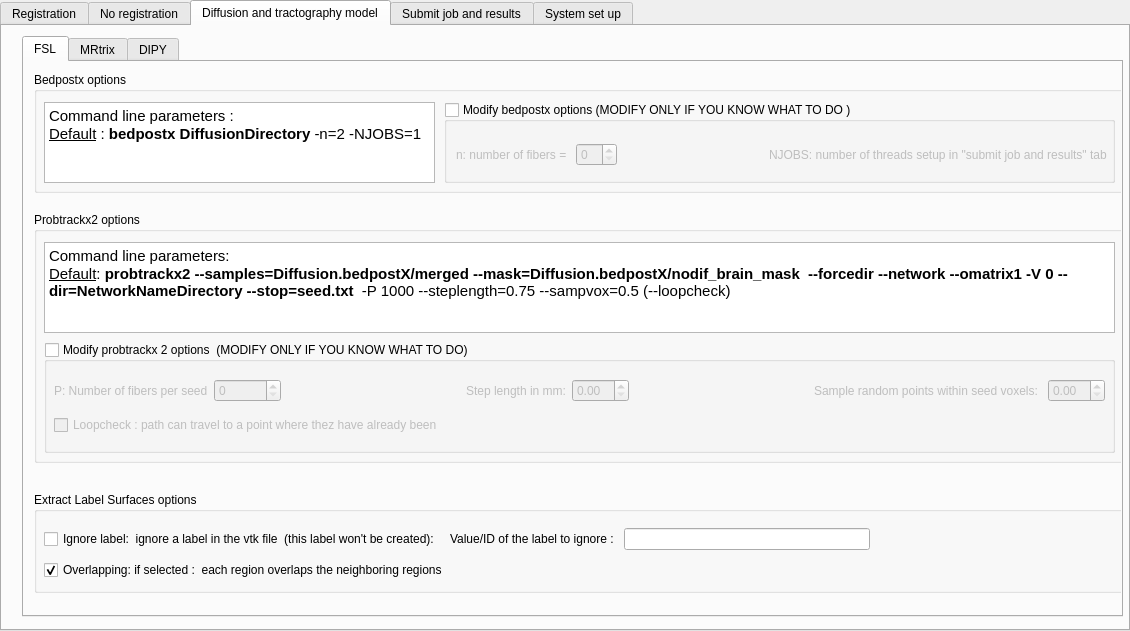
elodiepiot/CONTINUITY_all, file interface_tab.ui: the form before one commit.
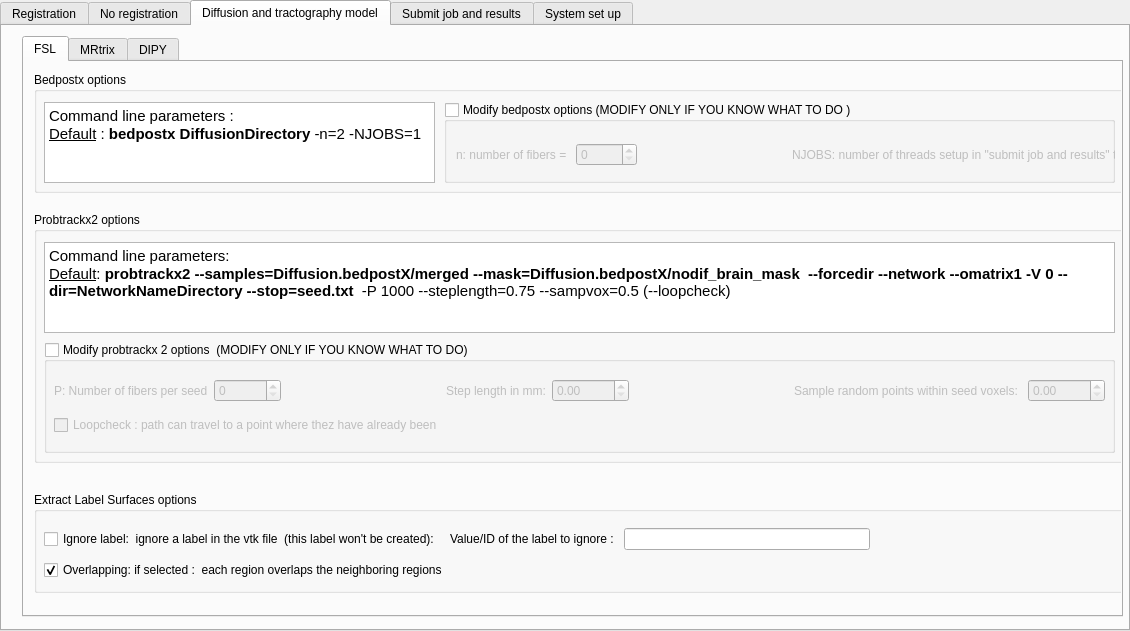
The form after the commit. The open tabs and pages were chosen to show the change.

What changed in the file:
```diff
--- a/interface_tab.ui
+++ b/interface_tab.ui
@@ -3197,7 +3197,7 @@
          <rect>
           <x>12</x>
           <y>32</y>
-          <width>651</width>
+          <width>674</width>
           <height>41</height>
          </rect>
         </property>
@@ -3212,7 +3212,11 @@
             </widget>
            </item>
            <item>
-            <widget class="QSpinBox" name="nb_fibers_spinBox"/>
+            <widget class="QSpinBox" name="nb_fibers_spinBox">
+             <property name="maximum">
+              <number>10000</number>
+             </property>
+            </widget>
            </item>
            <item>
             <spacer name="horizontalSpacer_47">
@@ -3411,7 +3415,11 @@
             </widget>
            </item>
            <item>
-            <widget class="QDoubleSpinBox" name="steplength_doubleSpinBox"/>
+            <widget class="QDoubleSpinBox" name="steplength_doubleSpinBox">
+             <property name="maximum">
+              <double>10000.000000000000000</double>
+             </property>
+            </widget>
            </item>
            <item>
             <spacer name="horizontalSpacer_5">
@@ -3434,7 +3442,11 @@
             </widget>
            </item>
            <item>
-            <widget class="QDoubleSpinBox" name="sampvox_doubleSpinBox"/>
+            <widget class="QDoubleSpinBox" name="sampvox_doubleSpinBox">
+             <property name="maximum">
+              <double>10000.000000000000000</double>
+             </property>
+            </widget>
            </item>
           </layout>
          </item>
```
Left out of the diff: 4 changed lines with no effect on the pictures.
